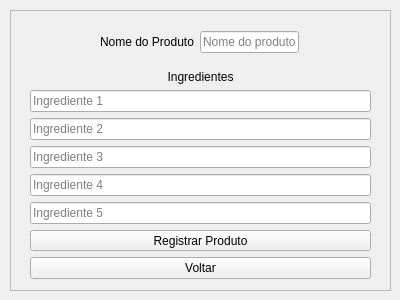
Above: qtQuickOrder/QuickOrder/productregistermenu.ui from henriqueramalho1/QuickOrder before the change. Below: the same form after it.
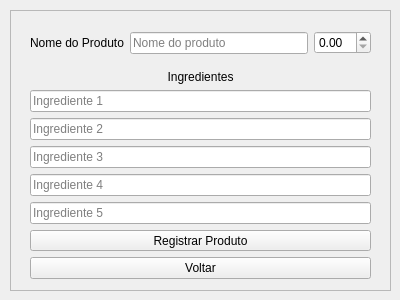
That is the form after the change.

Diff of the .ui file:
```diff
--- a/qtQuickOrder/QuickOrder/productregistermenu.ui
+++ b/qtQuickOrder/QuickOrder/productregistermenu.ui
@@ -105,12 +105,14 @@
    <widget class="QWidget" name="">
     <property name="geometry">
      <rect>
-      <x>90</x>
+      <x>20</x>
       <y>20</y>
-      <width>199</width>
-      <height>24</height>
+      <width>341</width>
+      <height>26</height>
      </rect>
     </property>
+    <layout class="QHBoxLayout" name="horizontalLayout_2">
+     <item>
     <layout class="QHBoxLayout" name="horizontalLayout">
      <item>
       <widget class="QLabel" name="label">
@@ -133,6 +135,11 @@
       </widget>
      </item>
     </layout>
+     </item>
+     <item>
+      <widget class="QDoubleSpinBox" name="doubleSpinBox"/>
+     </item>
+    </layout>
    </widget>
   </widget>
   <zorder>frame</zorder>
```
Left out of the diff: 4 changed lines with no effect on the pictures. Lines whose indentation alone changed are shown as unchanged.
